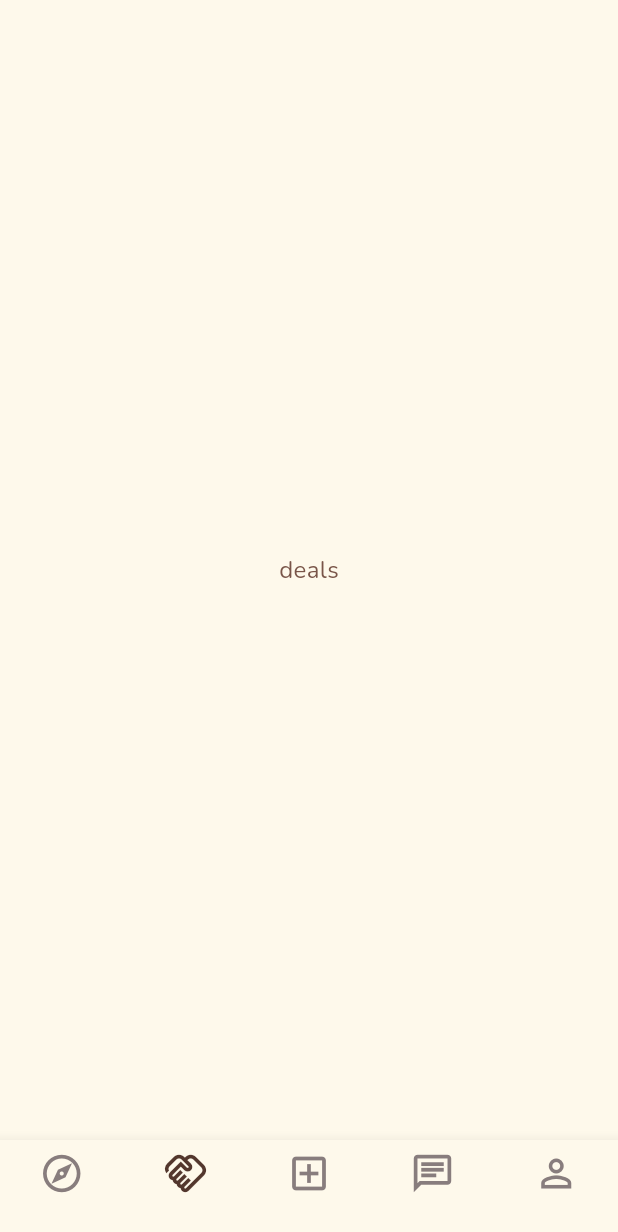
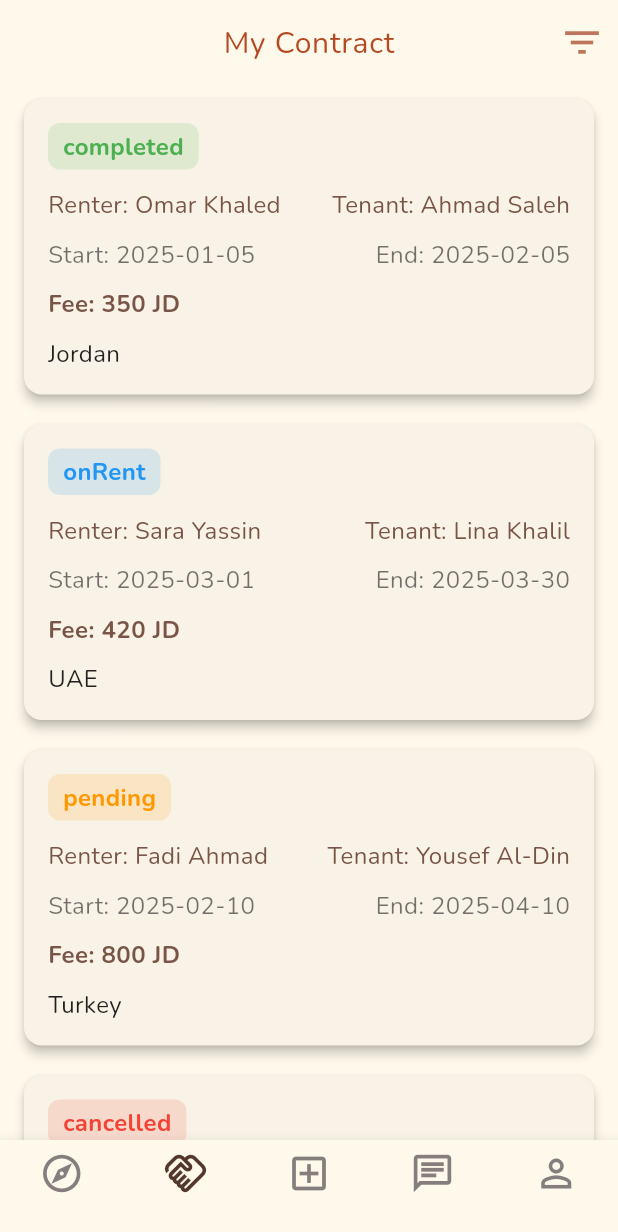
Before and after one commit to Zain-Nhlawy/Daleel_app_project, a Flutter app: the screen it shows after launch, swiped to page 2, on a phone screen of 412 x 824 dp. Shown: the top 1232 px of the screen. Run offline on Flutter 3.47's test engine with Material 3 defaults, Android fonts, the light colour scheme and no system bars; our stand-ins replace google_fonts.

Commit message:
changing contract card

```diff
--- a/lib/data/dummy_data.dart
+++ b/lib/data/dummy_data.dart
@@ -96,6 +96,7 @@ final List<Apartments> apartmentsList = [
 
 final List<Contracts> contractsData = [
   Contracts(
+    contractApartment: apartmentsList[0],
     startRent: DateTime(2025, 1, 5),
     endRent: DateTime(2025, 2, 5),
     rentFee: 350,
@@ -107,6 +108,7 @@ final List<Contracts> contractsData = [
     contractDescreption: "Monthly rental for a furnished studio apartment.",
   ),
   Contracts(
+    contractApartment: apartmentsList[1],
     startRent: DateTime(2025, 3, 1),
     endRent: DateTime(2025, 3, 30),
     rentFee: 420,
@@ -118,6 +120,7 @@ final List<Contracts> contractsData = [
     contractDescreption: "Short-term rent for a 1-bedroom apartment.",
   ),
   Contracts(
+    contractApartment: apartmentsList[2],
     startRent: DateTime(2025, 2, 10),
     endRent: DateTime(2025, 4, 10),
     rentFee: 800,
@@ -130,6 +133,7 @@ final List<Contracts> contractsData = [
         "Two-month contract for a family apartment — awaiting approval.",
   ),
   Contracts(
+    contractApartment: apartmentsList[0],
     startRent: DateTime(2025, 1, 20),
     endRent: DateTime(2025, 2, 20),
     rentFee: 300,
@@ -141,6 +145,7 @@ final List<Contracts> contractsData = [
     contractDescreption: "Contract was cancelled due to renter request.",
   ),
   Contracts(
+    contractApartment: apartmentsList[5],
     startRent: DateTime(2025, 4, 5),
     endRent: DateTime(2025, 5, 5),
     rentFee: 500,
@@ -152,6 +157,7 @@ final List<Contracts> contractsData = [
     contractDescreption: "One-month rent for a serviced apartment.",
   ),
   Contracts(
+    contractApartment: apartmentsList[5],
     startRent: DateTime(2025, 2, 1),
     endRent: DateTime(2025, 3, 1),
     rentFee: 370,
@@ -163,6 +169,7 @@ final List<Contracts> contractsData = [
     contractDescreption: "Completed rental period — no issues reported.",
   ),
   Contracts(
+    contractApartment: apartmentsList[3],
     startRent: DateTime(2025, 5, 10),
     endRent: DateTime(2025, 6, 10),
     rentFee: 450,
@@ -174,6 +181,7 @@ final List<Contracts> contractsData = [
     contractDescreption: "Awaiting payment confirmation from the renter.",
   ),
   Contracts(
+    contractApartment: apartmentsList[1],
     startRent: DateTime(2025, 1, 1),
     endRent: DateTime(2025, 12, 31),
     rentFee: 5000,
@@ -185,6 +193,7 @@ final List<Contracts> contractsData = [
     contractDescreption: "Full-year rent for a large family apartment.",
   ),
   Contracts(
+    contractApartment: apartmentsList[0],
     startRent: DateTime(2025, 3, 15),
     endRent: DateTime(2025, 4, 15),
     rentFee: 390,
@@ -196,6 +205,7 @@ final List<Contracts> contractsData = [
     contractDescreption: "Short stay for a business trip.",
   ),
   Contracts(
+    contractApartment: apartmentsList[4],
     startRent: DateTime(2025, 6, 1),
     endRent: DateTime(2025, 7, 1),
     rentFee: 480,
--- a/lib/main.dart
+++ b/lib/main.dart
@@ -1,4 +1,4 @@
-import 'package:daleel_app_project/screen/home_screen_tabs.dart';
+import 'package:daleel_app_project/screen/tabs_screen/home_screen_tabs.dart';
 import 'package:daleel_app_project/screen/splash/splash_screen.dart';
 import 'package:flutter/material.dart';
 import 'package:google_fonts/google_fonts.dart';
--- a/lib/models/contracts.dart
+++ b/lib/models/contracts.dart
@@ -1,3 +1,5 @@
+import 'package:daleel_app_project/models/apartments.dart';
+
 enum RentStatus { cancelled, completed, pending, onRent }
 
 class Contracts {
@@ -11,8 +13,10 @@ class Contracts {
     required this.tenantName,
     required this.tenantNumber,
     required this.contractDescreption,
+    required this.contractApartment,
   });
 
+  final Apartments contractApartment;
   final RentStatus rentStatus;
   final DateTime startRent;
   final DateTime endRent;
--- /dev/null
+++ b/lib/screen/tabs_screen/contract_screen.dart
@@ -0,0 +1,32 @@
+import 'package:daleel_app_project/data/dummy_data.dart';
+import 'package:daleel_app_project/widget/contract_widgets/contract_data_card_widget.dart';
+import 'package:flutter/material.dart';
+
+class ContractScreen extends StatelessWidget {
+  const ContractScreen({super.key});
+
+  @override
+  Widget build(BuildContext context) {
+    return Scaffold(
+      appBar: AppBar(
+        title: Text(
+          'My Contract',
+          style: Theme.of(context).textTheme.bodyLarge,
+        ),
+        centerTitle: true,
+        actions: [
+          IconButton(
+            onPressed: () {},
+            icon: Icon(Icons.filter_list_sharp, size: 30),
+          ),
+        ],
+      ),
+      body: ListView.builder(
+        itemCount: contractsData.length,
+        itemBuilder: (context, index) {
+          return ContractDataCardWidget(contract: contractsData[index]);
+        },
+      ),
+    );
+  }
+}
--- a/lib/screen/home_screen_tabs.dart
+++ b/lib/screen/tabs_screen/home_screen_tabs.dart
@@ -1,4 +1,6 @@
+import 'package:daleel_app_project/data/dummy_data.dart';
 import 'package:daleel_app_project/screen/profile_screen.dart';
+import 'package:daleel_app_project/screen/tabs_screen/contract_screen.dart';
 import 'package:flutter/material.dart';
 import 'package:daleel_app_project/screen/home_screen/home_screen.dart';
 
@@ -16,7 +18,7 @@ class _MainScreenState extends State<HomeScreenTabs> {
 
   final List<Widget> _pages = const [
     HomeScreen(),
-    Center(child: Text('deals')),
+    ContractScreen(),
     Center(child: Text('Add Apartment')),
     Center(child: Text('Chat')),
     ProfileScreen(),
--- /dev/null
+++ b/lib/widget/contract_widgets/contract_data_card_widget.dart
@@ -0,0 +1,115 @@
+import 'package:flutter/material.dart';
+import '../../models/contracts.dart';
+
+class ContractDataCardWidget extends StatelessWidget {
+  const ContractDataCardWidget({super.key, required this.contract});
+  final Contracts contract;
+
+  Color _statusColor(RentStatus status) {
+    switch (status) {
+      case RentStatus.completed:
+        return Colors.green;
+      case RentStatus.pending:
+        return Colors.orange;
+      case RentStatus.cancelled:
+        return Colors.red;
+      case RentStatus.onRent:
+        return Colors.blue;
+    }
+  }
+
+  String _statusText(RentStatus status) {
+    return status.toString().split('.').last;
+  }
+
+  @override
+  Widget build(BuildContext context) {
+    return Card(
+      elevation: 3,
+      margin: const EdgeInsets.symmetric(horizontal: 16, vertical: 10),
+      shape: RoundedRectangleBorder(borderRadius: BorderRadius.circular(12)),
+      child: InkWell(
+        onTap: () {},
+        child: Padding(
+          padding: const EdgeInsets.all(16),
+          child: Column(
+            crossAxisAlignment: CrossAxisAlignment.start,
+            children: [
+              Container(
+                padding: const EdgeInsets.symmetric(
+                  vertical: 4,
+                  horizontal: 10,
+                ),
+                decoration: BoxDecoration(
+                  color: _statusColor(contract.rentStatus).withOpacity(0.15),
+                  borderRadius: BorderRadius.circular(8),
+                ),
+                child: Text(
+                  _statusText(contract.rentStatus),
+                  style: TextStyle(
+                    color: _statusColor(contract.rentStatus),
+                    fontWeight: FontWeight.bold,
+                  ),
+                ),
+              ),
+              const SizedBox(height: 12),
+              Row(
+                mainAxisAlignment: MainAxisAlignment.spaceBetween,
+                children: [
+                  Text(
+                    "Renter: ${contract.renterName}",
+                    style: Theme.of(context).textTheme.bodyMedium,
+                    maxLines: 2,
+                    overflow: TextOverflow.ellipsis,
+                  ),
+                  Text(
+                    "Tenant: ${contract.tenantName}",
+                    style: Theme.of(context).textTheme.bodyMedium,
+                    maxLines: 2,
+                    overflow: TextOverflow.ellipsis,
+                  ),
+                ],
+              ),
+
+              const SizedBox(height: 10),
+
+              Row(
+                mainAxisAlignment: MainAxisAlignment.spaceBetween,
+                children: [
+                  Text(
+                    "Start: ${contract.startRent.toString().substring(0, 10)}",
+                    style: const TextStyle(color: Colors.black54),
+                  ),
+                  Text(
+                    "End: ${contract.endRent.toString().substring(0, 10)}",
+                    style: const TextStyle(color: Colors.black54),
+                  ),
+                ],
+              ),
+
+              const SizedBox(height: 10),
+
+              Text(
+                "Fee: ${contract.rentFee} JD",
+                style: const TextStyle(
+                  fontWeight: FontWeight.bold,
+                  color: Colors.brown,
+                  fontSize: 16,
+                ),
+              ),
+
+              const SizedBox(height: 10),
+
+              Text(
+                contract.contractApartment.apartmentCountry,
+                maxLines: 2,
+                overflow: TextOverflow.ellipsis,
+                style: const TextStyle(color: Colors.black87),
+              ),
+            ],
+          ),
+        ),
+      ),
+    );
+  }
+}
--- a/lib/widget/profile_screen_widgets/profile_options.dart
+++ b/lib/widget/profile_screen_widgets/profile_options.dart
@@ -1,4 +1,4 @@
-import 'package:daleel_app_project/screen/favorite_apartments_screen.dart';
+import 'package:daleel_app_project/screen/tabs_screen/favorite_apartments_screen.dart';
 import 'package:flutter/material.dart';
 
 class ProfileOptions extends StatelessWidget {
```
Also changed, not shown: lib/screen/tabs_screen/favorite_apartments_screen.dart (renamed from lib/screen/favorite_apartments_screen.dart).
